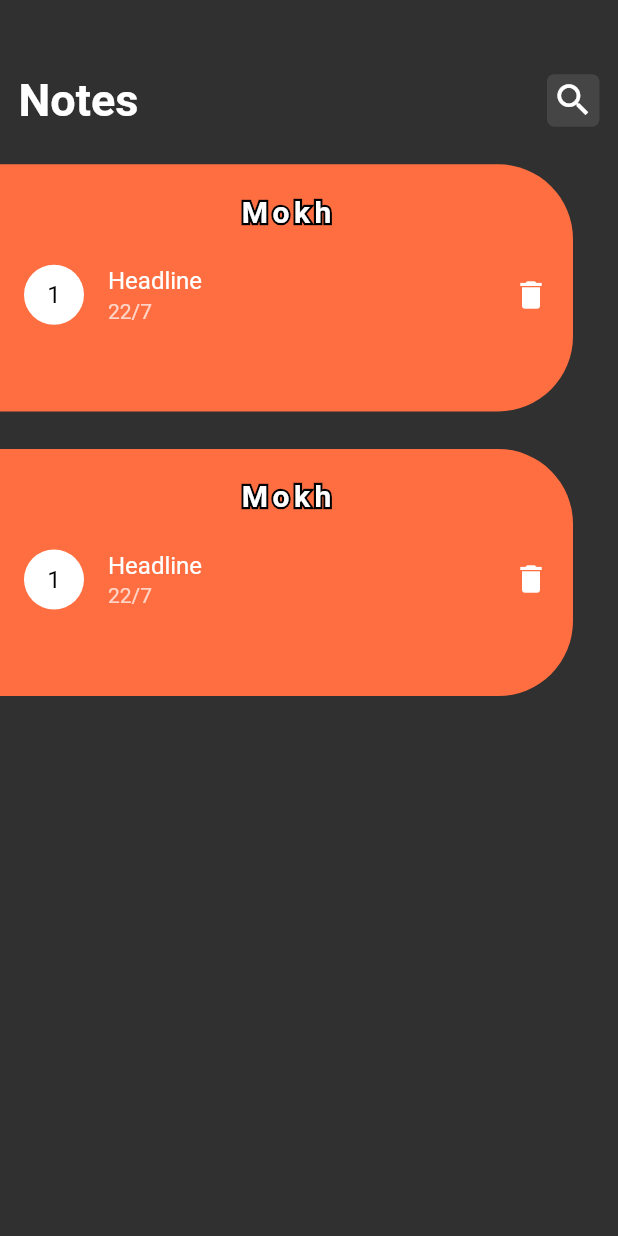
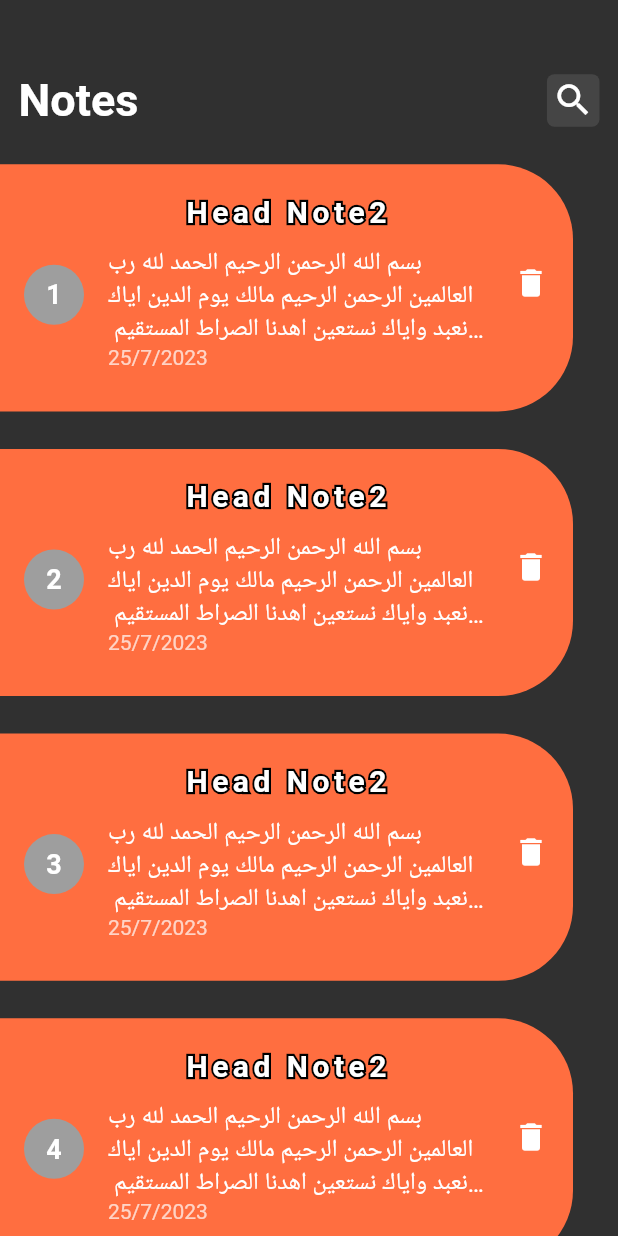
Before and after one commit to elmaghwry1999/notes_app, a Flutter app: the screen it shows after launch, on a phone screen of 412 x 824 dp. Run offline on Flutter 3.47's test engine with Material 2 defaults, Android fonts, the phone set to English and light mode, and no system bars.

Commit message:
add notes_list_view.dart

```diff
--- a/lib/core/utils/styles.dart
+++ b/lib/core/utils/styles.dart
@@ -1,24 +1,23 @@
 import 'package:flutter/cupertino.dart';
 import 'package:flutter/material.dart';
 
-abstract class StyleApp{
-  static  const textStyle30=TextStyle(
+abstract class StyleApp {
+  static const textStyle30 = TextStyle(
     fontSize: 30,
     fontWeight: FontWeight.w700,
     color: Color(0xffffffff),
   );
-  static  const textStyle22=TextStyle(
+  static const textStyle22 = TextStyle(
     fontSize: 22,
-    color:  Color(0xffd9d8cd),
+    color: Color(0xffd9d8cd),
     fontWeight: FontWeight.bold,
-
   );
-  static  const textStyle18=TextStyle(
+  static const textStyle18 = TextStyle(
     fontSize: 18,
-    fontWeight: FontWeight.w400,
+    fontWeight: FontWeight.bold,
     color: Color(0xff363636),
   );
-  static  const textStyle14=TextStyle(
+  static const textStyle14 = TextStyle(
     fontSize: 14,
     fontWeight: FontWeight.w400,
     color: Color(0xff363636),
--- a/lib/views/body/notes_view_body.dart
+++ b/lib/views/body/notes_view_body.dart
@@ -2,19 +2,19 @@ import 'package:flutter/material.dart';
 import 'package:noteapp/views/widgets/custom_appbar.dart';
 
 import '../widgets/item_list_notes.dart';
+import '../widgets/notes_list_view.dart';
 
 class NotesViewBody extends StatelessWidget {
   const NotesViewBody({Key? key}) : super(key: key);
 
   @override
   Widget build(BuildContext context) {
-    final height=MediaQuery.of(context).size.height;
-    final width=MediaQuery.of(context).size.height;
+    final height = MediaQuery.of(context).size.height;
+    final width = MediaQuery.of(context).size.height;
     return Column(
       children: const[
          CustomAppBar(),
-        ItemListNotes(),
-        ItemListNotes(),
+        NotesListView(),
       ],
     );
   }
--- a/lib/views/widgets/item_list_notes.dart
+++ b/lib/views/widgets/item_list_notes.dart
@@ -1,18 +1,29 @@
 import 'package:flutter/material.dart';
+import 'package:noteapp/core/utils/styles.dart';
 
 import 'main_title_item.dart';
 
 class ItemListNotes extends StatelessWidget {
   const ItemListNotes({
+    required this.index,
+    required this.date,
+    required this.headNote,
+    required this.note,
+    required this.function,
     super.key,
   });
 
+  final String headNote, note, date;
+  final int index;
+  final Function() function;
   @override
   Widget build(BuildContext context) {
     final height = MediaQuery.of(context).size.height;
     final width = MediaQuery.of(context).size.width;
     return Padding(
       padding: const EdgeInsets.only(top: 25, right: 30),
+      child: InkWell(
+        onTap:function,
         child: Container(
           height: height * 0.2,
           width: double.infinity,
@@ -26,18 +37,23 @@ class ItemListNotes extends StatelessWidget {
           child: Padding(
             padding: const EdgeInsets.symmetric(vertical: 12),
             child: Column(
-            children:const [
+              children: [
                 Center(
-                child: MainTitleItem(mainTitle: 'Mokh'),
+                  child: MainTitleItem(mainTitle: headNote),
                 ),
                 ListTile(
-                leading: CircleAvatar(child: Text('1'),backgroundColor: Colors.white),
-                title: Text('Headline',maxLines:3 ,overflow: TextOverflow.ellipsis),
-                subtitle: Text('22/7'),
-
-                trailing: Icon(Icons.delete),
+                  leading: CircleAvatar(
+                      backgroundColor: Colors.grey,
+                      child: Text(
+                        index.toString(),
+                        style: StyleApp.textStyle18.copyWith(color: Colors.white),
+                      )),
+                  title: Text(note, maxLines: 3, overflow: TextOverflow.ellipsis),
+                  subtitle: Text(date),
+                  trailing: const Icon(Icons.delete),
                 )
               ],
+            ),
           ),
         ),
       ),
--- /dev/null
+++ b/lib/views/widgets/notes_list_view.dart
@@ -0,0 +1,26 @@
+import 'package:flutter/material.dart';
+
+import 'item_list_notes.dart';
+
+class NotesListView extends StatelessWidget {
+  const NotesListView({
+    super.key,
+  });
+
+  @override
+  Widget build(BuildContext context) {
+    return Expanded(
+      child: ListView.builder(
+        itemCount: 10,
+        itemBuilder: (context, index) => ItemListNotes(
+          function: () {},
+          index: index+1,
+          date: '25/7/2023',
+          headNote: 'Head Note2',
+          note:
+          'بسم الله الرحمن الرحيم الحمد لله رب العالمين الرحمن الرحيم مالك يوم الدين اياك نعبد واياك نستعين اهدنا الصراط المستقيم صراط الذين انعمت عليهم غير المغضوب عليهم ولا الضالين  ',
+        ),
+      ),
+    );
+  }
+}
```
Lines whose indentation alone changed are shown as unchanged.
